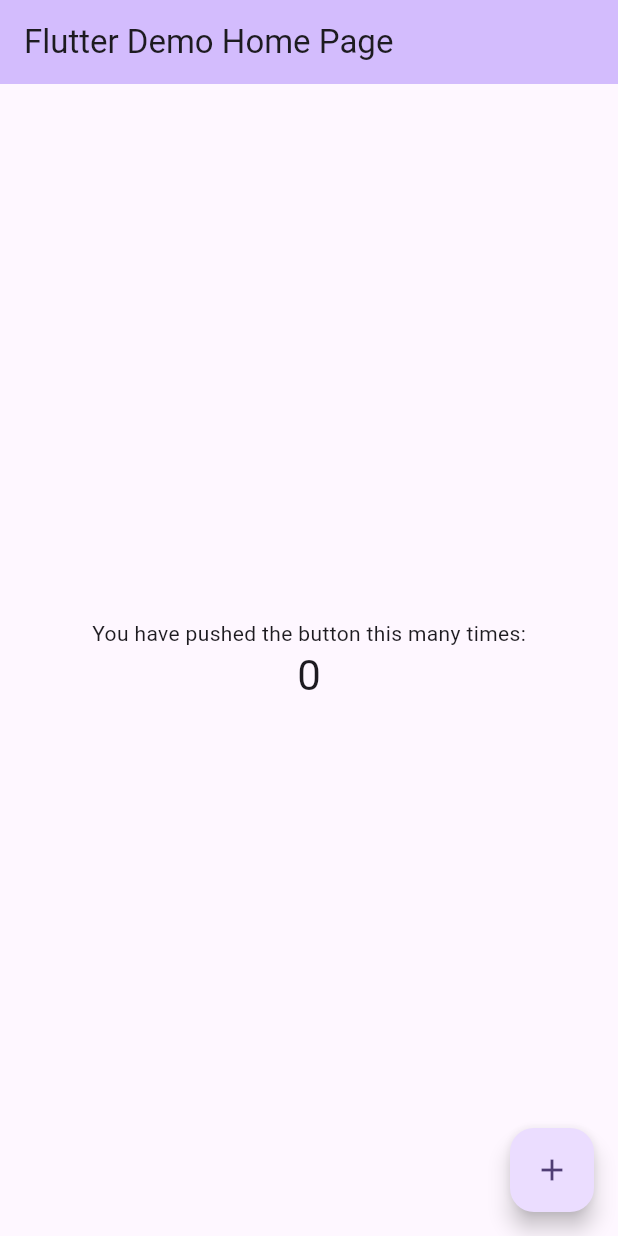
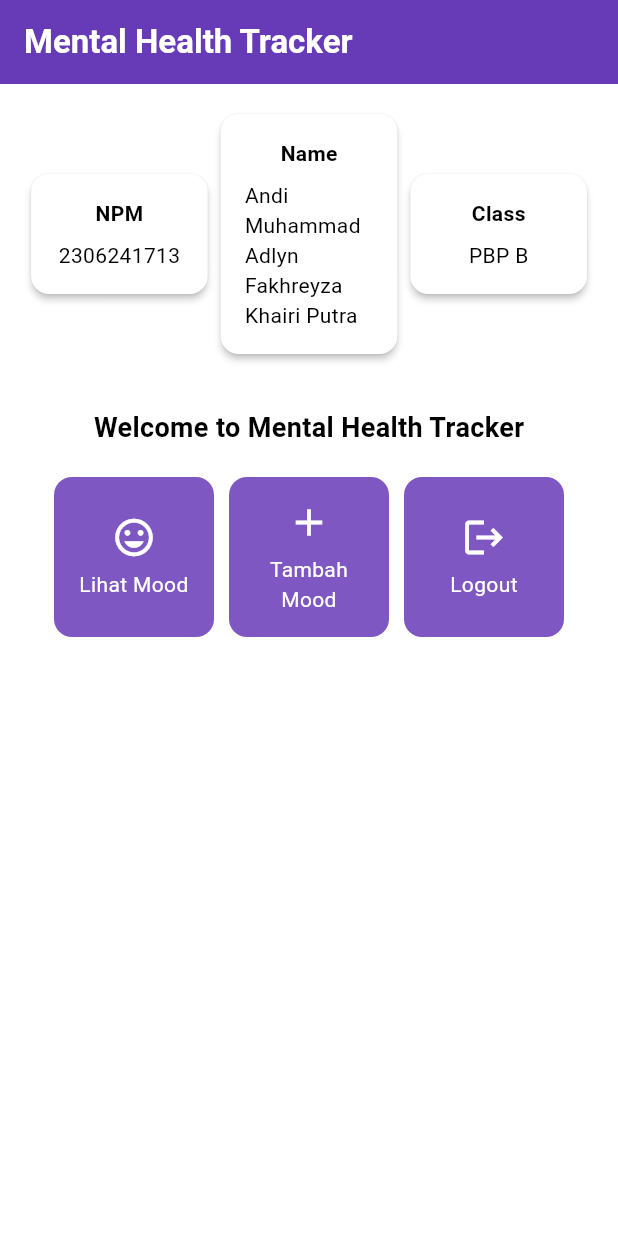
Before and after one commit to adlynfakhreyz/mental-health-tracker-mobile, a Flutter app: the screen it shows after launch, on a phone screen of 412 x 824 dp. Run offline on Flutter 3.47's test engine with Material 3 defaults, Android fonts, the phone set to English and light mode, and no system bars.

Commit message:
tutorial 6 selesai

```diff
--- a/lib/main.dart
+++ b/lib/main.dart
@@ -1,4 +1,5 @@
 import 'package:flutter/material.dart';
+import 'package:mental_health_tracker/menu.dart';
 
 void main() {
   runApp(const MyApp());
@@ -28,98 +29,12 @@ class MyApp extends StatelessWidget {
         //
         // This works for code too, not just values: Most code changes can be
         // tested with just a hot reload.
-        colorScheme: ColorScheme.fromSeed(seedColor: Colors.deepPurple),
+         colorScheme: ColorScheme.fromSwatch(
+            primarySwatch: Colors.deepPurple,
+         ).copyWith(secondary: Colors.deepPurple[400]),
         useMaterial3: true,
       ),
-      home: const MyHomePage(title: 'Flutter Demo Home Page'),
+      home: MyHomePage(),
     );
   }
 }
-
-class MyHomePage extends StatefulWidget {
-  const MyHomePage({super.key, required this.title});
-
-  // This widget is the home page of your application. It is stateful, meaning
-  // that it has a State object (defined below) that contains fields that affect
-  // how it looks.
-
-  // This class is the configuration for the state. It holds the values (in this
-  // case the title) provided by the parent (in this case the App widget) and
-  // used by the build method of the State. Fields in a Widget subclass are
-  // always marked "final".
-
-  final String title;
-
-  @override
-  State<MyHomePage> createState() => _MyHomePageState();
-}
-
-class _MyHomePageState extends State<MyHomePage> {
-  int _counter = 0;
-
-  void _incrementCounter() {
-    setState(() {
-      // This call to setState tells the Flutter framework that something has
-      // changed in this State, which causes it to rerun the build method below
-      // so that the display can reflect the updated values. If we changed
-      // _counter without calling setState(), then the build method would not be
-      // called again, and so nothing would appear to happen.
-      _counter++;
-    });
-  }
-
-  @override
-  Widget build(BuildContext context) {
-    // This method is rerun every time setState is called, for instance as done
-    // by the _incrementCounter method above.
-    //
-    // The Flutter framework has been optimized to make rerunning build methods
-    // fast, so that you can just rebuild anything that needs updating rather
-    // than having to individually change instances of widgets.
-    return Scaffold(
-      appBar: AppBar(
-        // TRY THIS: Try changing the color here to a specific color (to
-        // Colors.amber, perhaps?) and trigger a hot reload to see the AppBar
-        // change color while the other colors stay the same.
-        backgroundColor: Theme.of(context).colorScheme.inversePrimary,
-        // Here we take the value from the MyHomePage object that was created by
-        // the App.build method, and use it to set our appbar title.
-        title: Text(widget.title),
-      ),
-      body: Center(
-        // Center is a layout widget. It takes a single child and positions it
-        // in the middle of the parent.
-        child: Column(
-          // Column is also a layout widget. It takes a list of children and
-          // arranges them vertically. By default, it sizes itself to fit its
-          // children horizontally, and tries to be as tall as its parent.
-          //
-          // Column has various properties to control how it sizes itself and
-          // how it positions its children. Here we use mainAxisAlignment to
-          // center the children vertically; the main axis here is the vertical
-          // axis because Columns are vertical (the cross axis would be
-          // horizontal).
-          //
-          // TRY THIS: Invoke "debug painting" (choose the "Toggle Debug Paint"
-          // action in the IDE, or press "p" in the console), to see the
-          // wireframe for each widget.
-          mainAxisAlignment: MainAxisAlignment.center,
-          children: <Widget>[
-            const Text(
-              'You have pushed the button this many times:',
-            ),
-            Text(
-              '$_counter',
-              style: Theme.of(context).textTheme.headlineMedium,
-            ),
-          ],
-        ),
-      ),
-      floatingActionButton: FloatingActionButton(
-        onPressed: _incrementCounter,
-        tooltip: 'Increment',
-        child: const Icon(Icons.add),
-      ), // This trailing comma makes auto-formatting nicer for build methods.
-    );
-  }
-}
--- /dev/null
+++ b/lib/menu.dart
@@ -0,0 +1,188 @@
+import 'package:flutter/material.dart';
+
+class MyHomePage extends StatelessWidget {
+  final String npm = '2306241713'; // NPM
+  final String name = 'Andi Muhammad Adlyn Fakhreyza Khairi Putra'; // Nama
+  final String className = 'PBP B'; // Kelas
+
+  final List<ItemHomepage> items = [
+      ItemHomepage("Lihat Mood", Icons.mood),
+      ItemHomepage("Tambah Mood", Icons.add),
+      ItemHomepage("Logout", Icons.logout),
+  ];
+
+  MyHomePage({super.key});
+
+  @override
+  Widget build(BuildContext context) {
+    // Scaffold menyediakan struktur dasar halaman dengan AppBar dan body.
+    return Scaffold(
+      // AppBar adalah bagian atas halaman yang menampilkan judul.
+      appBar: AppBar(
+        // Judul aplikasi "Mental Health Tracker" dengan teks putih dan tebal.
+        title: const Text(
+          'Mental Health Tracker',
+          style: TextStyle(
+            color: Colors.white,
+            fontWeight: FontWeight.bold,
+          ),
+        ),
+        // Warna latar belakang AppBar diambil dari skema warna tema aplikasi.
+        backgroundColor: Theme.of(context).colorScheme.primary,
+      ),
+      // Body halaman dengan padding di sekelilingnya.
+      body: Padding(
+        padding: const EdgeInsets.all(16.0),
+        // Menyusun widget secara vertikal dalam sebuah kolom.
+        child: Column(
+          crossAxisAlignment: CrossAxisAlignment.center,
+          children: [
+            // Row untuk menampilkan 3 InfoCard secara horizontal.
+            Row(
+              mainAxisAlignment: MainAxisAlignment.spaceEvenly,
+              children: [
+                InfoCard(title: 'NPM', content: npm),
+                InfoCard(title: 'Name', content: name),
+                InfoCard(title: 'Class', content: className),
+              ],
+            ),
+
+            // Memberikan jarak vertikal 16 unit.
+            const SizedBox(height: 16.0),
+
+            // Menempatkan widget berikutnya di tengah halaman.
+            Center(
+              child: Column(
+                // Menyusun teks dan grid item secara vertikal.
+
+                children: [
+                  // Menampilkan teks sambutan dengan gaya tebal dan ukuran 18.
+                  const Padding(
+                    padding: EdgeInsets.only(top: 16.0),
+                    child: Text(
+                      'Welcome to Mental Health Tracker',
+                      style: TextStyle(
+                        fontWeight: FontWeight.bold,
+                        fontSize: 18.0,
+                      ),
+                    ),
+                  ),
+
+                  // Grid untuk menampilkan ItemCard dalam bentuk grid 3 kolom.
+                  GridView.count(
+                    primary: true,
+                    padding: const EdgeInsets.all(20),
+                    crossAxisSpacing: 10,
+                    mainAxisSpacing: 10,
+                    crossAxisCount: 3,
+                    // Agar grid menyesuaikan tinggi kontennya.
+                    shrinkWrap: true,
+
+                    // Menampilkan ItemCard untuk setiap item dalam list items.
+                    children: items.map((ItemHomepage item) {
+                      return ItemCard(item);
+                    }).toList(),
+                  ),
+                ],
+              ),
+            ),
+          ],
+        ),
+      ),
+    );
+  }
+}
+
+class ItemHomepage {
+    final String name;
+    final IconData icon;
+
+    ItemHomepage(this.name, this.icon);
+}
+
+class InfoCard extends StatelessWidget {
+  // Kartu informasi yang menampilkan title dan content.
+
+  final String title;  // Judul kartu.
+  final String content;  // Isi kartu.
+
+  const InfoCard({super.key, required this.title, required this.content});
+
+  @override
+  Widget build(BuildContext context) {
+    return Card(
+      // Membuat kotak kartu dengan bayangan dibawahnya.
+      elevation: 2.0,
+      child: Container(
+        // Mengatur ukuran dan jarak di dalam kartu.
+        width: MediaQuery.of(context).size.width / 3.5, // menyesuaikan dengan lebar device yang digunakan.
+        padding: const EdgeInsets.all(16.0),
+        // Menyusun title dan content secara vertikal.
+        child: Column(
+          children: [
+            Text(
+              title,
+              style: const TextStyle(fontWeight: FontWeight.bold),
+            ),
+            const SizedBox(height: 8.0),
+            Text(content),
+          ],
+        ),
+      ),
+    );
+  }
+}
+
+class ItemCard extends StatelessWidget {
+  // Menampilkan kartu dengan ikon dan nama.
+
+  final ItemHomepage item;
+
+  const ItemCard(this.item, {super.key});
+
+  @override
+  Widget build(BuildContext context) {
+    return Material(
+      // Menentukan warna latar belakang dari tema aplikasi.
+      color: Theme.of(context).colorScheme.secondary,
+      // Membuat sudut kartu melengkung.
+      borderRadius: BorderRadius.circular(12),
+
+      child: InkWell(
+        // Aksi ketika kartu ditekan.
+        onTap: () {
+          // Menampilkan pesan SnackBar saat kartu ditekan.
+          ScaffoldMessenger.of(context)
+            ..hideCurrentSnackBar()
+            ..showSnackBar(
+              SnackBar(content: Text("Kamu telah menekan tombol ${item.name}!"))
+            );
+        },
+        // Container untuk menyimpan Icon dan Text
+        child: Container(
+          padding: const EdgeInsets.all(8),
+          child: Center(
+            child: Column(
+              // Menyusun ikon dan teks di tengah kartu.
+              mainAxisAlignment: MainAxisAlignment.center,
+              children: [
+                Icon(
+                  item.icon,
+                  color: Colors.white,
+                  size: 30.0,
+                ),
+                const Padding(padding: EdgeInsets.all(3)),
+                Text(
+                  item.name,
+                  textAlign: TextAlign.center,
+                  style: const TextStyle(color: Colors.white),
+                ),
+              ],
+            ),
+          ),
+        ),
+      ),
+    );
+  }
+
+}
```
